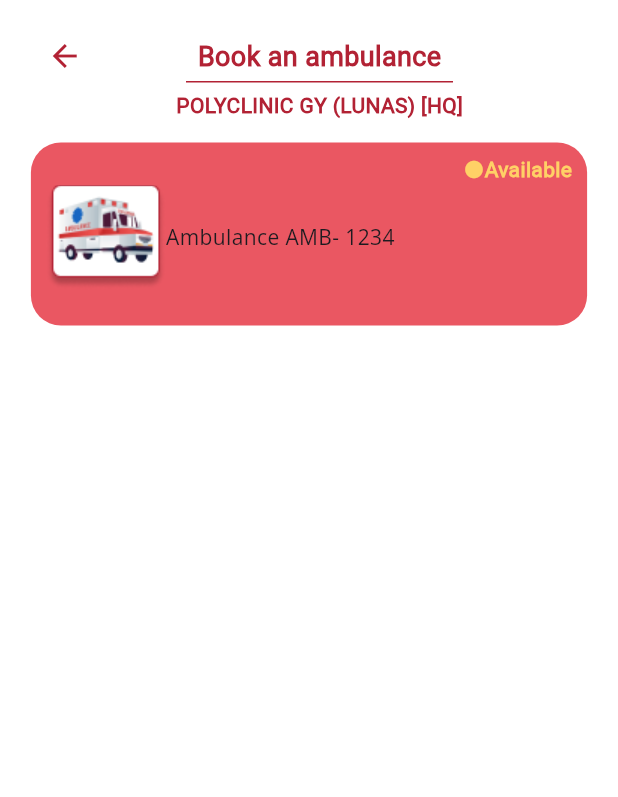
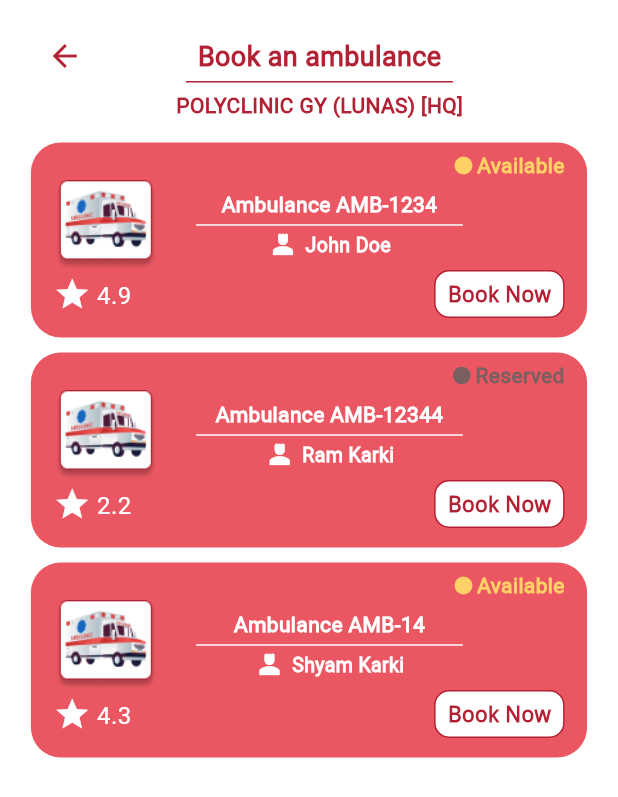
Before and after one commit to nikesh-sejuwal/Ambulance_Booking, a Flutter app: the ListAmbulance widget shown alone on an empty page, opened directly, on a phone screen of 412 x 824 dp. Shown: the top 797 px of the screen. Run offline on Flutter 3.47's test engine with Material 3 defaults, Android fonts, the phone set to English and light mode, and no system bars; our stand-ins replace curved_navigation_bar, faker, go_router.

Commit message:
[ADD:] added list container

```diff
--- a/lib/Screens/Patient_Screens/HeroScreen/Home/List_Clinics/Components/List_ambulance.dart
+++ b/lib/Screens/Patient_Screens/HeroScreen/Home/List_Clinics/Components/List_ambulance.dart
@@ -1,4 +1,5 @@
 import 'package:ambulance_booking/Resources/resources.dart';
+import 'package:ambulance_booking/Screens/Patient_Screens/HeroScreen/Home/List_Clinics/List_Clinic.dart';
 import 'package:flutter/material.dart';
 
 class ListAmbulance extends StatelessWidget {
@@ -14,7 +15,11 @@ class ListAmbulance extends StatelessWidget {
             crossAxisAlignment: CrossAxisAlignment.start,
             mainAxisAlignment: MainAxisAlignment.spaceAround,
             children: [
-              Icon(Icons.arrow_back, color: darkRed),
+              GestureDetector(
+                onTap: () => Navigator.of(context).pushReplacement(
+                    MaterialPageRoute(builder: (context) => ListClinic())),
+                child: Icon(Icons.arrow_back, color: darkRed),
+              ),
               Column(
                 children: [
                   Text("Book an ambulance",
@@ -42,7 +47,34 @@ class ListAmbulance extends StatelessWidget {
             ],
           ),
           SizedBox(height: 15),
-          EachContainer()
+          SingleChildScrollView(
+            child: Column(
+              children: [
+                EachContainer(
+                  ambulanceName: "Ambulance AMB-1234",
+                  driverName: "John Doe",
+                  isAvailable: true,
+                  rating: 4.9,
+                ),
+                SizedBox(height: 10),
+                EachContainer(
+                  ambulanceName: "Ambulance AMB-12344",
+                  driverName: "Ram Karki",
+                  isAvailable: false,
+                  rating: 2.2,
+                ),
+                SizedBox(height: 10),
+                EachContainer(
+                  ambulanceName: "Ambulance AMB-14",
+                  driverName: "Shyam Karki",
+                  isAvailable: true,
+                  rating: 4.3,
+                ),
+                SizedBox(height: 10),
+                SizedBox(height: 10),
+              ],
+            ),
+          )
         ],
       ),
     );
@@ -50,22 +82,40 @@ class ListAmbulance extends StatelessWidget {
 }
 
 class EachContainer extends StatelessWidget {
-  const EachContainer({super.key});
+  final String ambulanceName, driverName;
+  final bool isAvailable;
+  final double rating;
+  const EachContainer(
+      {super.key,
+      required this.ambulanceName,
+      required this.driverName,
+      required this.isAvailable,
+      required this.rating});
 
   @override
   Widget build(BuildContext context) {
     TextStyle mytitleStyle = TextStyle(
-        fontFamily: "Roboto", color: Colors.white, fontWeight: FontWeight.w700);
+      fontFamily: "Roboto",
+      color: Colors.white,
+      fontWeight: FontWeight.w700,
+      fontSize: 14,
+    );
+    TextStyle mySubtitleStyle = TextStyle(
+      fontFamily: "Roboto",
+      color: Colors.white,
+      fontWeight: FontWeight.w700,
+      fontSize: 13,
+    );
     return Center(
       child: Container(
         width: MediaQuery.of(context).size.width * 0.9,
-        height: 122,
+        height: 130,
         decoration: BoxDecoration(
           color: Color(0xD9E63946),
           borderRadius: BorderRadius.circular(20),
         ),
         child: Padding(
-          padding: const EdgeInsets.symmetric(horizontal: 10, vertical: 8),
+          padding: const EdgeInsets.only(top: 5, left: 15, right: 15),
           child: Column(
             children: [
               Row(
@@ -73,13 +123,15 @@ class EachContainer extends StatelessWidget {
                 children: [
                   Icon(
                     Icons.circle,
-                    color: Color(0xFFFFD166),
+                    color: isAvailable ? Color(0xFFFFD166) : Color(0xFF796060),
                     size: 14,
                   ),
+                  SizedBox(width: 2),
                   Text(
-                    "Available",
+                    isAvailable ? "Available" : "Reserved",
                     style: TextStyle(
-                      color: Color(0xFFFFD166),
+                      color:
+                          isAvailable ? Color(0xFFFFD166) : Color(0xFF796060),
                       fontFamily: "Roboto",
                       fontWeight: FontWeight.w700,
                       fontSize: 14,
@@ -88,9 +140,105 @@ class EachContainer extends StatelessWidget {
                 ],
               ),
               Row(
+                mainAxisAlignment: MainAxisAlignment.start,
                 children: [
-                  Image(image: AssetImage('assets/images/ambulance.png')),
-                  Text('Ambulance AMB- 1234'),
+                  Image(
+                      height: 60,
+                      width: 70,
+                      image: AssetImage('assets/images/ambulance.png')),
+                  SizedBox(width: 25),
+                  Column(
+                    crossAxisAlignment: CrossAxisAlignment.center,
+                    children: [
+                      Text(
+                        ambulanceName,
+                        style: mytitleStyle,
+                      ),
+                      SizedBox(height: 3),
+                      Container(
+                        width: 178,
+                        height: 1,
+                        color: Colors.white,
+                      ),
+                      SizedBox(height: 3),
+                      Row(
+                        mainAxisAlignment: MainAxisAlignment.start,
+                        mainAxisSize: MainAxisSize.max,
+                        children: [
+                          Icon(
+                            Icons.person_4,
+                            color: Colors.white,
+                            size: 20,
+                          ),
+                          SizedBox(width: 5),
+                          Text(
+                            driverName,
+                            style: mySubtitleStyle,
+                          ),
+                        ],
+                      ),
+                    ],
+                  ),
+                ],
+              ),
+              Row(
+                mainAxisAlignment: MainAxisAlignment.spaceBetween,
+                children: [
+                  Row(
+                    crossAxisAlignment: CrossAxisAlignment.end,
+                    children: [
+                      Icon(
+                        Icons.star,
+                        color: Colors.white,
+                        size: 25,
+                      ),
+                      SizedBox(width: 4),
+                      Text(
+                        rating.toString(),
+                        style: TextStyle(
+                            fontSize: 16,
+                            fontWeight: FontWeight.w500,
+                            fontFamily: "Roboto",
+                            color: Colors.white),
+                      ),
+                    ],
+                  ),
+                  GestureDetector(
+                    onTap: () {
+                      isAvailable
+                          ? ScaffoldMessenger.of(context).showSnackBar(SnackBar(
+                              backgroundColor: Colors.green.shade500,
+                              duration: Duration(milliseconds: 1000),
+                              content: Text("Redirect to Accept request page")))
+                          : ScaffoldMessenger.of(context).showSnackBar(SnackBar(
+                              backgroundColor: Colors.red.shade500,
+                              duration: Duration(milliseconds: 1000),
+                              content: Text(
+                                "Already reserved!!",
+                                style: TextStyle(color: Colors.white),
+                              )));
+                    },
+                    child: Container(
+                      width: 87,
+                      height: 32,
+                      decoration: BoxDecoration(
+                        color: Colors.white,
+                        border: Border.all(
+                          color: darkRed,
+                        ),
+                        borderRadius: BorderRadius.circular(10),
+                      ),
+                      child: Center(
+                        child: Text(
+                          'Book Now',
+                          style: TextStyle(
+                              color: darkRed,
+                              fontSize: 14,
+                              fontWeight: FontWeight.w600),
+                        ),
+                      ),
+                    ),
+                  )
                 ],
               )
             ],
--- a/lib/Screens/Patient_Screens/HeroScreen/Home/List_Clinics/List_Clinic.dart
+++ b/lib/Screens/Patient_Screens/HeroScreen/Home/List_Clinics/List_Clinic.dart
@@ -110,7 +110,7 @@ class _ListClinicState extends State<ListClinic> {
                           topLeft: Radius.circular(50),
                           topRight: Radius.circular(50)),
                     ),
-                    child: ListAmbulance(),
+                    child: SingleChildScrollView(child: ListAmbulance()),
                   )))
               : SizedBox.shrink()
         ],
@@ -142,8 +142,8 @@ class SingleClinic extends StatelessWidget {
             children: [
               SizedBox(width: 20),
               Container(
-                height: 80,
-                width: 80,
+                height: 75,
+                width: 75,
                 decoration: BoxDecoration(
                     color: Colors.white,
                     border: Border.all(width: 1, color: Colors.black),
@@ -157,7 +157,7 @@ class SingleClinic extends StatelessWidget {
                     borderRadius: BorderRadius.circular(100)),
                 child: Image(image: AssetImage('assets/images/logo1.png')),
               ),
-              SizedBox(width: 30),
+              SizedBox(width: 25),
               Column(
                 crossAxisAlignment: CrossAxisAlignment.start,
                 children: [
```
